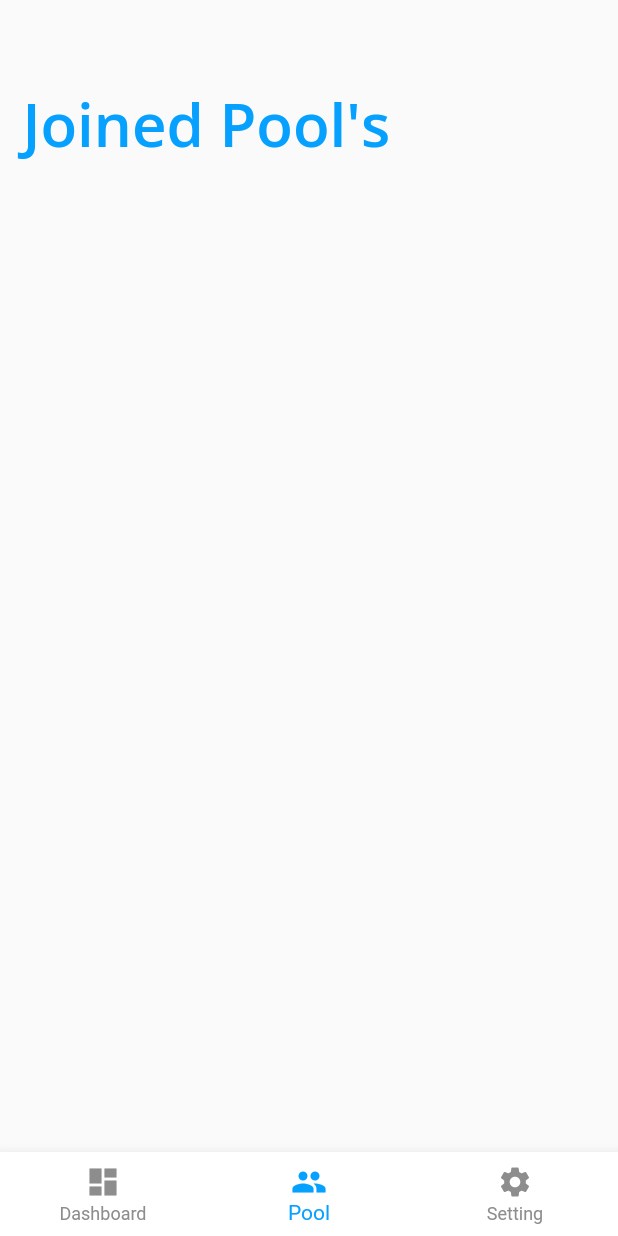
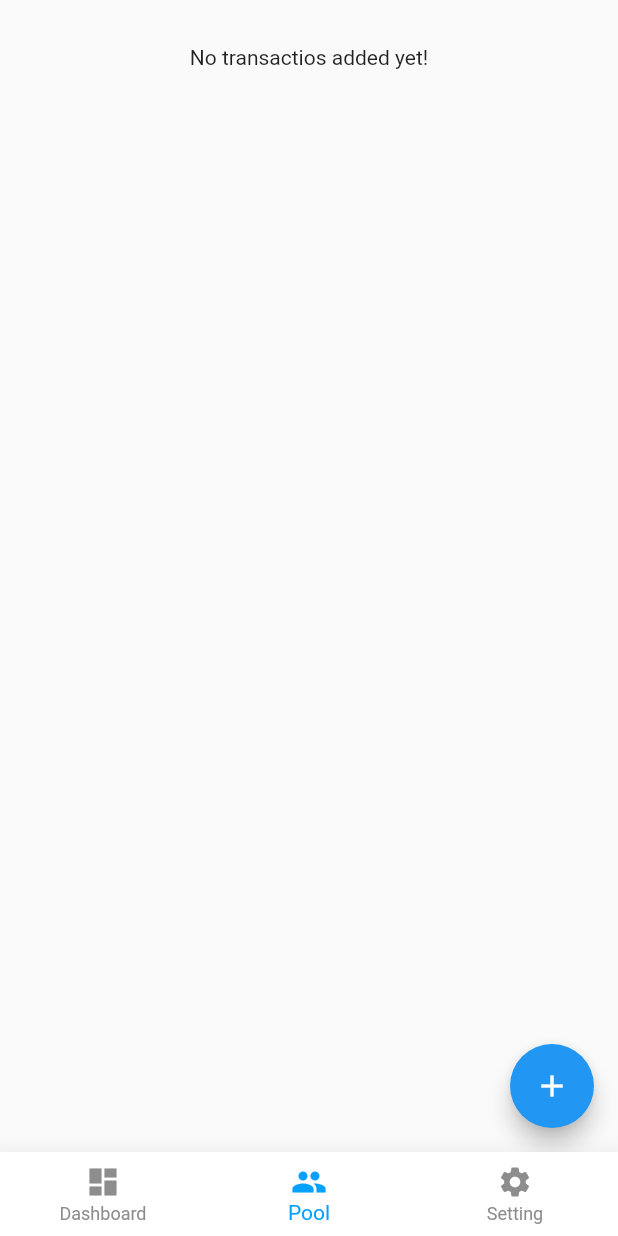
Before and after one commit to thepioneered/jamiie, a Flutter app: the screen it shows after launch, item 2 of the bottom bar chosen, on a phone screen of 412 x 824 dp. Run offline on Flutter 3.47's test engine with Material 2 defaults, Android fonts, the light colour scheme and no system bars; our stand-ins replace font_awesome_flutter, google_fonts, rxdart.

Commit message:
Pool screen UI Pending

```diff
--- /dev/null
+++ b/jamiee_flutter/lib/src/models/group.dart
@@ -0,0 +1,4 @@
+class Group{
+  String title;
+  Group({this.title});
+}
--- a/jamiee_flutter/lib/src/screens/navbar.dart
+++ b/jamiee_flutter/lib/src/screens/navbar.dart
@@ -26,7 +26,7 @@ class _AppNavigationBarState extends State<AppNavigationBar> {
     return Scaffold(
       body: _pages.elementAt(index),
       bottomNavigationBar: BottomNavigationBar(
-        elevation: 7.0,
+        elevation: 15.0,
         currentIndex: index,
         fixedColor: AppColors.primaryBlue,
         backgroundColor: AppColors.white,
--- a/jamiee_flutter/lib/src/screens/page3.dart
+++ b/jamiee_flutter/lib/src/screens/page3.dart
@@ -1,25 +1,64 @@
 import 'package:flutter/material.dart';
 import 'package:jamiee_flutter/src/styles/base.dart';
-import 'package:jamiee_flutter/src/styles/text.dart';
 
-class UserPool extends StatelessWidget {
+import '../models/group.dart';
+import '../widgets/adminGroup/addNewGroup.dart';
+import '../widgets/adminGroup/groupList.dart';
+import '../widgets/drawer.dart';
+
+
+class UserPool extends StatefulWidget {
+  @override
+  _UserPoolState createState() => _UserPoolState();
+}
+
+class _UserPoolState extends State<UserPool> {
+  final List<Group> _userGroup = [];
+  void _addNewGroup(String title) {
+    final newGroup = Group(title: title);
+    setState(() {
+      _userGroup.add(newGroup);
+    });
+  }
+
+  void _startAddNewGroup(BuildContext context) {
+
+    showModalBottomSheet(
+        context: context,
+        builder: (_) {
+          return GestureDetector(
+            onTap: () {},
+            behavior: HitTestBehavior.opaque,
+            child: NewGroup(_addNewGroup),
+          );
+        });
+  }
+
   @override
   Widget build(BuildContext context) {
     return Scaffold(
-      body: Container(
-        padding: BaseStyles.pagePadingDashboard,
-        child: Column(
-          children: <Widget>[
-            Padding(
-              padding: BaseStyles.headingPadding ,
-              child: Text(
-                "Joined Pool's",
-                style: AppTextStyle.topHeading,
+      floatingActionButton: FloatingActionButton(
+        onPressed: () {
+          _startAddNewGroup(context);
+        },
+        child: Icon(Icons.add),
+      ),
+      drawer: Drawer(
+        child: AppDrawer(),
+      ),
+      body:
+          Container(
+            padding: BaseStyles.pagePadingDashboard,
+            child: SingleChildScrollView(
+              child: Column(
+                crossAxisAlignment: CrossAxisAlignment.stretch,
+                children: <Widget>[
+                  GroupList(_userGroup),
+                ],
               ),
             ),
-          ],
-        ),
-      ),
+          ),
+
     );
   }
 }
--- /dev/null
+++ b/jamiee_flutter/lib/src/widgets/adminGroup/groupList.dart
@@ -0,0 +1,44 @@
+import 'package:flutter/material.dart';
+import 'package:jamiee_flutter/src/models/group.dart';
+
+
+class GroupList extends StatelessWidget {
+  final List<Group> groupsList;
+  GroupList(this.groupsList);
+
+  @override
+  Widget build(BuildContext context) {
+    return Container(
+      height: 300,
+      child: groupsList.isEmpty
+          ? Column(
+              children: <Widget>[
+                Text(
+                  'No transactios added yet!',
+                ),
+              ],
+            )
+          : ListView.builder(
+              itemBuilder: (context, index) {
+                return Card(
+                  elevation: 6,
+                  margin: EdgeInsets.symmetric(vertical: 8, horizontal: 5),
+                  child: ListTile(
+                    leading: CircleAvatar(
+                      radius: 30,
+                      child: Padding(
+                        padding: EdgeInsets.all(6),
+                        child: FittedBox(),
+                      ),
+                    ),
+                    title: Text(
+                      groupsList[index].title,
+                    ),
+                  ),
+                );
+              },
+              itemCount: groupsList.length,
+            ),
+    );
+  }
+}
```
Also changed, not shown: jamiee_flutter/lib/src/widgets/adminGroup/addNewGroup.dart (added, +48 -0 lines).
